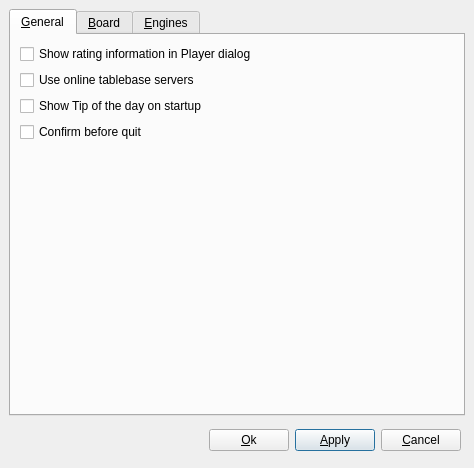
This is src/gui/preferences.ui in madnight/chessx as Qt 5 draws it before an edit. The edited form follows.
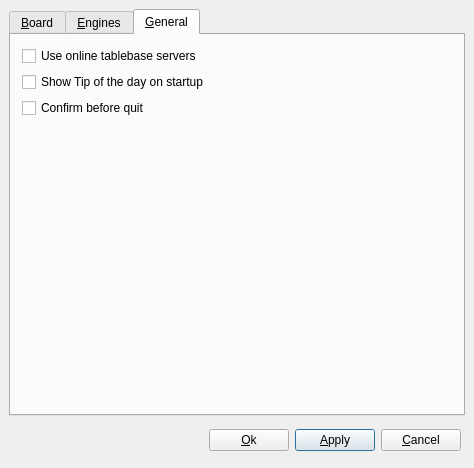
This is the edited form. The open tabs and pages were chosen to show the change. Custom widgets are drawn as their Qt base class.

Commit message: Remove obsolete settings for PlayerDialog. Make 'Board' default tab in Preferences.

What changed in the file:
```diff
--- a/src/gui/preferences.ui
+++ b/src/gui/preferences.ui
@@ -19,7 +19,19 @@
    <property name="margin" >
     <number>9</number>
    </property>
-   <property name="spacing" >
+   <property name="topMargin" >
+    <number>9</number>
+   </property>
+   <property name="rightMargin" >
+    <number>9</number>
+   </property>
+   <property name="bottomMargin" >
+    <number>9</number>
+   </property>
+   <property name="horizontalSpacing" >
+    <number>6</number>
+   </property>
+   <property name="verticalSpacing" >
     <number>6</number>
    </property>
    <item row="0" column="0" >
@@ -30,63 +42,6 @@
      <property name="currentIndex" >
       <number>0</number>
      </property>
-     <widget class="QWidget" name="tabPlayers" >
-      <attribute name="title" >
-       <string>&amp;General</string>
-      </attribute>
-      <layout class="QGridLayout" >
-       <property name="margin" >
-        <number>9</number>
-       </property>
-       <property name="spacing" >
-        <number>6</number>
-       </property>
-       <item row="4" column="0" colspan="2" >
-        <spacer>
-         <property name="orientation" >
-          <enum>Qt::Vertical</enum>
-         </property>
-         <property name="sizeType" >
-          <enum>QSizePolicy::Expanding</enum>
-         </property>
-         <property name="sizeHint" >
-          <size>
-           <width>20</width>
-           <height>161</height>
-          </size>
-         </property>
-        </spacer>
-       </item>
-       <item row="3" column="0" colspan="2" >
-        <widget class="QCheckBox" name="quitCheck" >
-         <property name="text" >
-          <string>Confirm before quit</string>
-         </property>
-        </widget>
-       </item>
-       <item row="2" column="0" >
-        <widget class="QCheckBox" name="tipCheck" >
-         <property name="text" >
-          <string>Show Tip of the day on startup</string>
-         </property>
-        </widget>
-       </item>
-       <item row="0" column="0" colspan="2" >
-        <widget class="QCheckBox" name="playersRatingsCheck" >
-         <property name="text" >
-          <string>Show rating information in Player dialog</string>
-         </property>
-        </widget>
-       </item>
-       <item row="1" column="0" colspan="2" >
-        <widget class="QCheckBox" name="tablebaseCheck" >
-         <property name="text" >
-          <string>Use online tablebase servers</string>
-         </property>
-        </widget>
-       </item>
-      </layout>
-     </widget>
      <widget class="QWidget" name="tabGeneral" >
       <attribute name="title" >
        <string>&amp;Board</string>
@@ -434,6 +389,50 @@
        </item>
       </layout>
      </widget>
+     <widget class="QWidget" name="tabPlayers" >
+      <attribute name="title" >
+       <string>&amp;General</string>
+      </attribute>
+      <layout class="QGridLayout" >
+       <item row="0" column="0" >
+        <widget class="QCheckBox" name="tablebaseCheck" >
+         <property name="text" >
+          <string>Use online tablebase servers</string>
+         </property>
+        </widget>
+       </item>
+       <item row="1" column="0" >
+        <widget class="QCheckBox" name="tipCheck" >
+         <property name="text" >
+          <string>Show Tip of the day on startup</string>
+         </property>
+        </widget>
+       </item>
+       <item row="2" column="0" >
+        <widget class="QCheckBox" name="quitCheck" >
+         <property name="text" >
+          <string>Confirm before quit</string>
+         </property>
+        </widget>
+       </item>
+       <item row="3" column="0" >
+        <spacer>
+         <property name="orientation" >
+          <enum>Qt::Vertical</enum>
+         </property>
+         <property name="sizeType" >
+          <enum>QSizePolicy::Expanding</enum>
+         </property>
+         <property name="sizeHint" >
+          <size>
+           <width>20</width>
+           <height>161</height>
+          </size>
+         </property>
+        </spacer>
+       </item>
+      </layout>
+     </widget>
     </widget>
    </item>
    <item row="1" column="0" >
```
Left out of the diff: 117 changed lines with no effect on the pictures. The commit also changes 4 other files.
